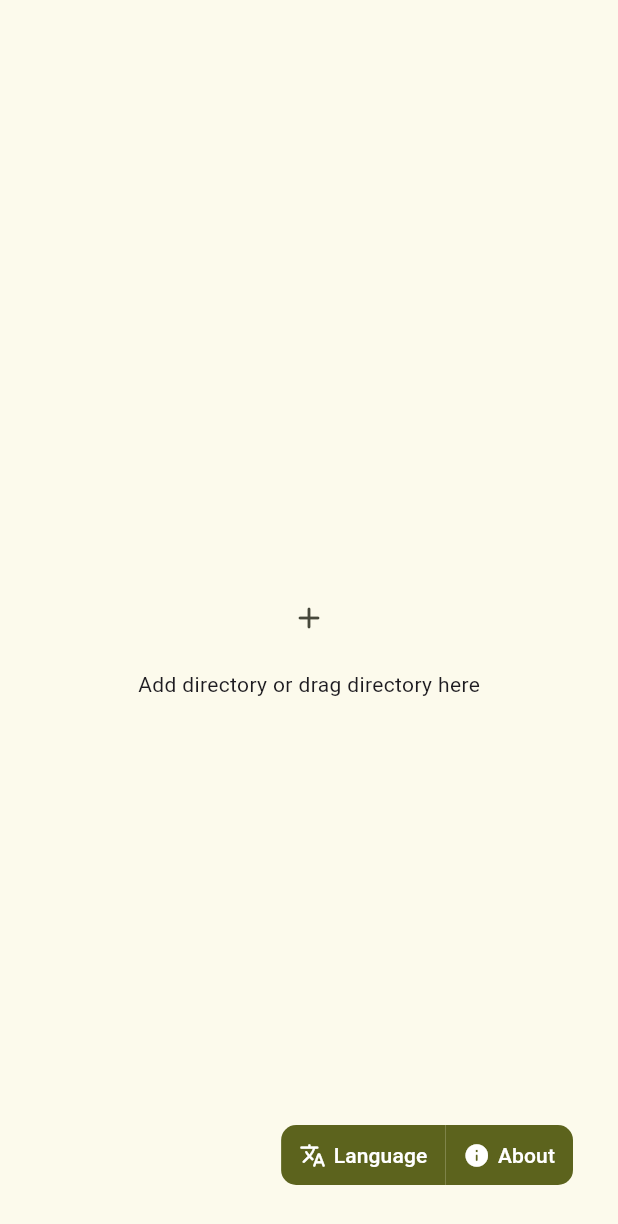
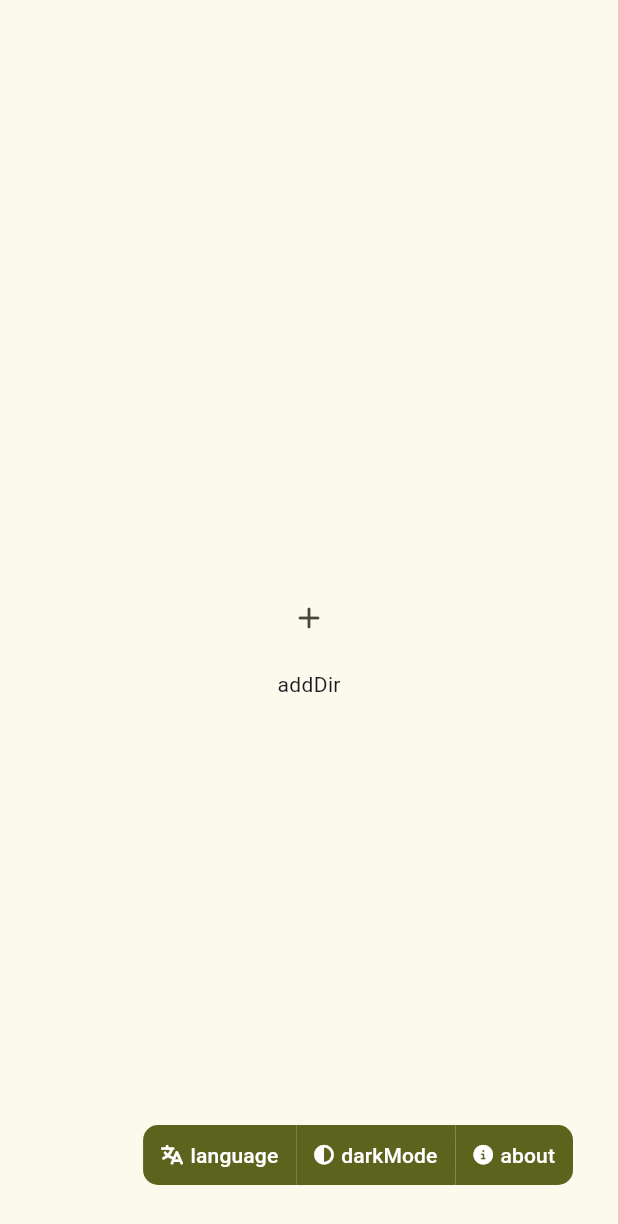
Before and after one commit to Zhoucheng133/Photo-Archiver, a Flutter app: the screen it shows after launch, on a phone screen of 412 x 824 dp. Shown: the top 1224 px of the screen. Run offline on Flutter 3.47's test engine with Material 3 defaults, Android fonts, the phone set to English and light mode, and no system bars; our stand-ins replace file_picker, font_awesome_flutter, get, package_info_plus, shared_preferences; missing offline and left inert: dart:ffi, desktop_drop, window_manager; Roboto replaces fonts that are missing (PuHui); statements that could not run were skipped.

Commit message:
重置页面

```diff
--- a/lib/lang/en_us.dart
+++ b/lib/lang/en_us.dart
@@ -1,24 +1,3 @@
 const Map<String, String> enUS = {
-  "about": "About",
-  "prjLink": "Project Link",
-  "license": "License",
-  'ok': "OK",
-  'language': "Language",
 
-  'addDir': 'Add directory or drag directory here',
-  'year-month-day': 'Year-Month-Day',
-  'year-month': 'Year-Month',
-  'year': 'Year',
-
-  '-photos': ' Photo(s)',
-  'cantAnalyze': 'Cannot analyze folder',
-  'cantAnalyzeContent': 'The folder contains no image files or none of the files could be parsed.',
-  'archive': 'Organize',
-  'archiveFinish': 'Organization Complete',
-  'archiveFinishContent': 'All images have been organized by ',
-  'archiveFinishContentEnd': '',
-  'close': 'Close',
-
-  'scanning': 'Scanning:',
-  'stopScan': 'Stop',
 };
--- a/lib/lang/zh_cn.dart
+++ b/lib/lang/zh_cn.dart
@@ -1,24 +1,14 @@
 const Map<String, String> zhCN = {
+  "addDir": "添加目录",
+  "language": "语言",
   "about": "关于",
+
+  "ok": "好的",
+  "cancel": "取消",
+
   "prjLink": "项目地址",
-  "license": "许可证",
-  'ok': "好的",
-  'language': "语言",
-
-  'addDir': '添加目录或拖动目录至此',
-  'year-month-day': '年-月-日',
-  'year-month': '年-月',
-  'year': '年份',
-
-  '-photos': '张照片',
-  'cantAnalyze': '无法解析文件夹',
-  'cantAnalyzeContent': '文件夹中不含任何图片文件或者无法解析任意一个图片文件',
-  'archive': '整理',
-  'archiveFinish': '整理完成',
-  'archiveFinishContent': '已经将所有图片文件以',
-  'archiveFinishContentEnd': '方式整理',
-  'close': '关闭',
-
-  'scanning': '正在扫描:',
-  'stopScan': '停止扫描',
+  "license": "许可",
+  "darkMode": "深色模式",
+  "followSystem": "跟随系统",
+  "enableDark": "启用深色模式",
 };
--- a/lib/lang/zh_tw.dart
+++ b/lib/lang/zh_tw.dart
@@ -1,24 +1,3 @@
 const Map<String, String> zhTW = {
-  "about": "關於",
-  "prjLink": "項目位址",
-  "license": "許可證",
-  'ok': "好的",
-  'language': "語言",
 
-  'addDir': '添加目錄或拖動目錄至此',
-  'year-month-day': '年-月-日',
-  'year-month': '年-月',
-  'year': '年份',
-
-  '-photos': '張相片',
-  'cantAnalyze': '無法解析資料夾',
-  'cantAnalyzeContent': '資料夾中不含任何圖片檔案或無法解析任何圖片檔案',
-  'archive': '整理',
-  'archiveFinish': '整理完成',
-  'archiveFinishContent': '已經將所有圖片檔案以',
-  'archiveFinishContentEnd': '方式整理',
-  'close': '關閉',
-
-  'scanning': '正在掃描:',
-  'stopScan': '停止掃描',
 };
--- a/lib/main.dart
+++ b/lib/main.dart
@@ -27,7 +27,7 @@ Future<void> main() async {
   });
 
   final controller=Get.put(Controller());
-  await controller.initLang();
+  await controller.init();
 
   runApp(const MainApp());
 }
@@ -47,21 +47,21 @@ class MainApp extends StatelessWidget {
   @override
   Widget build(BuildContext context) {
 
-    final brightness = MediaQuery.of(context).platformBrightness;
     final controller=Get.find<Controller>();
+    bool platformDarkMode=MediaQuery.of(context).platformBrightness==Brightness.dark;
+    controller.darkModeHandler(platformDarkMode);
 
     return Obx(
       ()=> GetMaterialApp(
-        navigatorKey: navigatorKey,
         translations: MainTranslations(),
         theme: ThemeData(
-          brightness: brightness==Brightness.dark ? Brightness.dark : Brightness.light,
+          brightness: controller.dark.value ? Brightness.dark : Brightness.light,
           fontFamily: 'PuHui',
           colorScheme: ColorScheme.fromSeed(
             seedColor: Colors.lime,
-            brightness: brightness==Brightness.dark ? Brightness.dark : Brightness.light,
+            brightness: controller.dark.value ? Brightness.dark : Brightness.light,
           ),
-          textTheme: brightness==Brightness.dark ? ThemeData.dark().textTheme.apply(
+          textTheme: controller.dark.value ? ThemeData.dark().textTheme.apply(
             fontFamily: 'PuHui',
             bodyColor: Colors.white,
             displayColor: Colors.white,
--- a/lib/main_window.dart
+++ b/lib/main_window.dart
@@ -5,8 +5,6 @@ import 'package:get/get.dart';
 import 'package:photo_archiver/controllers/controller.dart';
 import 'package:photo_archiver/dialog/dialogs.dart';
 import 'package:photo_archiver/views/add_view.dart';
-import 'package:photo_archiver/views/group_view.dart';
-import 'package:photo_archiver/views/loading_view.dart';
 import 'package:window_manager/window_manager.dart';
 
 class MainWindow extends StatefulWidget {
@@ -80,9 +78,7 @@ class _MainWindowState extends State<MainWindow> with WindowListener {
           ),
         ),
         Expanded(
-          child: Obx(()=>
-            controller.loading.value ? LoadingView() : controller.dir.isEmpty ? AddView() : GroupView()
-          ),
+          child: AddView()
         ),
         Platform.isMacOS ? PlatformMenuBar(
           menus: [
--- a/lib/views/add_view.dart
+++ b/lib/views/add_view.dart
@@ -1,6 +1,7 @@
 import 'package:desktop_drop/desktop_drop.dart';
 import 'package:file_picker/file_picker.dart';
 import 'package:flutter/material.dart';
+import 'package:font_awesome_flutter/font_awesome_flutter.dart';
 import 'package:get/get.dart';
 import 'package:photo_archiver/controllers/controller.dart';
 import 'package:photo_archiver/dialog/dialogs.dart';
@@ -20,8 +21,8 @@ class _AddViewState extends State<AddView> {
   Widget build(BuildContext context) {
     return DropTarget(
       onDragDone: (detail) async {
-        final dirPath=detail.files[0].path.replaceAll("\\", "/");
-        controller.analyseDir(dirPath, context);
+        // final dirPath=detail.files[0].path.replaceAll("\\", "/");
+        // TODO analyse
       },
       child: Stack(
         children: [
@@ -33,7 +34,7 @@ class _AddViewState extends State<AddView> {
                   onPressed: () async {
                     String? selectedDirectory = await FilePicker.platform.getDirectoryPath();
                     if (selectedDirectory != null && context.mounted) {
-                      controller.analyseDir(selectedDirectory, context);
+                      // TODO analyse
                     }
                   },
                   icon: const Icon(Icons.add_rounded)
@@ -67,9 +68,32 @@ class _AddViewState extends State<AddView> {
                   child: Row(
                     mainAxisSize: .min,
                     children: [
-                      Icon(Icons.translate_rounded),
+                      FaIcon(
+                        FontAwesomeIcons.language,
+                        size: 13,
+                      ),
                       SizedBox(width: 5,),
                       Text("language".tr),
+                    ],
+                  )
+                ),
+                FilledButton(
+                  style: FilledButton.styleFrom(
+                    shape: RoundedRectangleBorder(
+                      borderRadius: BorderRadius.zero
+                    ),
+                    padding: EdgeInsets.symmetric(horizontal: 12, vertical: 5),
+                  ),
+                  onPressed: ()=>darkModePanel(context),
+                  child: Row(
+                    mainAxisSize: .min,
+                    children: [
+                      FaIcon(
+                        FontAwesomeIcons.circleHalfStroke,
+                        size: 13,
+                      ),
+                      SizedBox(width: 5,),
+                      Text("darkMode".tr),
                     ],
                   )
                 ),
@@ -87,7 +111,10 @@ class _AddViewState extends State<AddView> {
                   child: Row(
                     mainAxisSize: .min,
                     children: [
-                      Icon(Icons.info_rounded),
+                      FaIcon(
+                        FontAwesomeIcons.circleInfo,
+                        size: 13,
+                      ),
                       SizedBox(width: 5,),
                       Text("about".tr),
                     ],
```
Also changed, not shown: lib/components/sidebar_item.dart (deleted, +0 -63 lines), lib/controllers/controller.dart (+14 -190 lines), lib/dialog/dialogs.dart (+94 -0 lines), lib/views/group_view.dart (deleted, +0 -207 lines), lib/views/loading_view.dart (deleted, +0 -36 lines).
